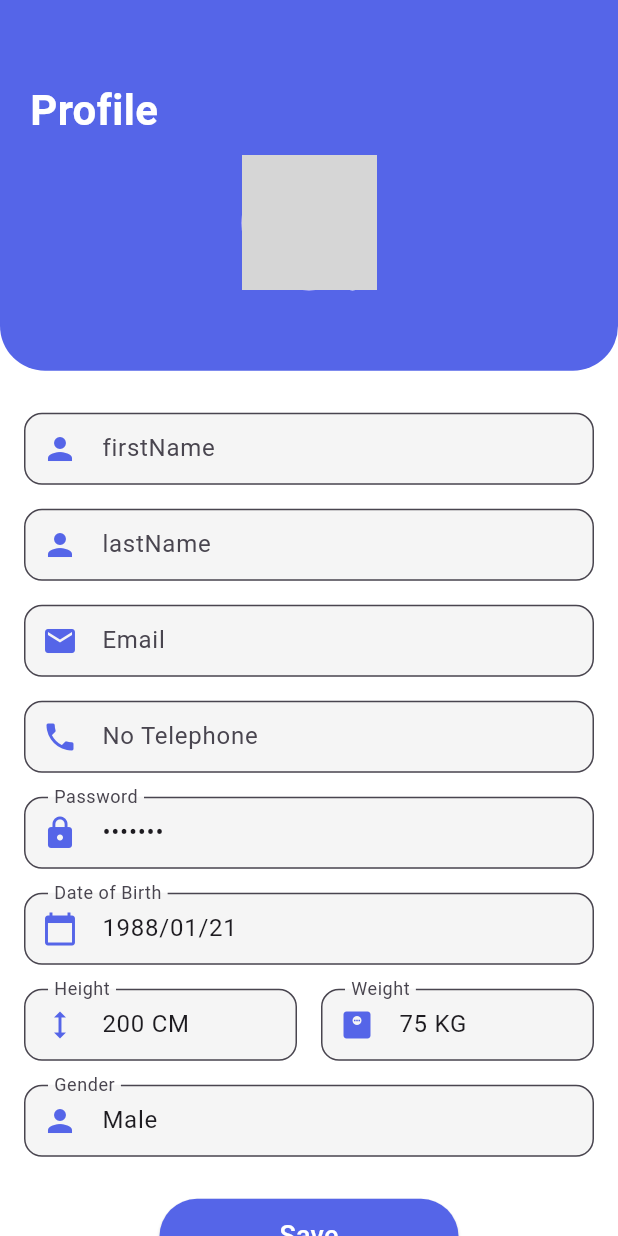
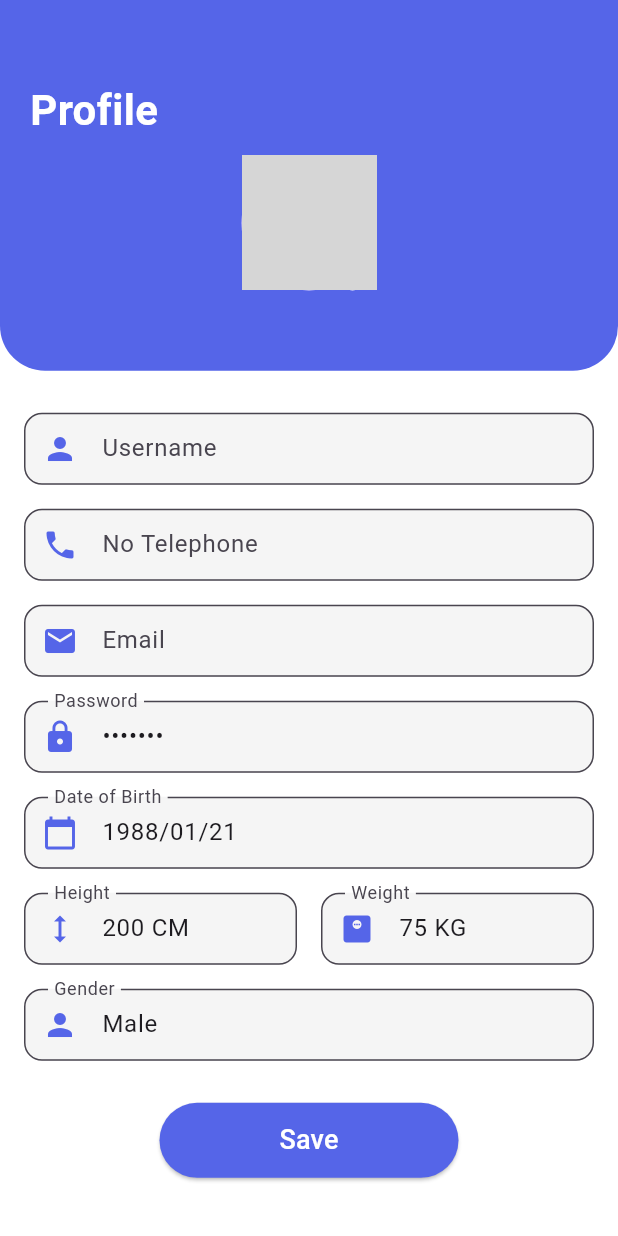
Before and after one commit to KevinArdiprana46/6_B_Gym, a Flutter app: the MyWidget screen opened directly, item 2 of the bottom bar chosen, after a tap on "Edit Profile", on a phone screen of 412 x 824 dp. Run offline on Flutter 3.47's test engine with Material 3 defaults, Android fonts, the phone set to English and light mode, and no system bars; our stand-ins replace camera, image_picker, motion_tab_bar, shared_preferences; accounts and stored records are empty; grey boxes are pictures that could not be loaded.

Commit message:
Revert "profile edit dikit"
This reverts commit 7d561b686b5cb92e79e3febd7686d05b89108070.

```diff
--- a/lib/view/Profile/editprofile.dart
+++ b/lib/view/Profile/editprofile.dart
@@ -14,8 +14,7 @@ class EditProfile extends StatefulWidget {
 class _EditProfileState extends State<EditProfile> {
   String? _profileImagePath;
   final ImagePicker _picker = ImagePicker();
-  final TextEditingController _firstNameController = TextEditingController();
-  final TextEditingController _lastNameController = TextEditingController();
+  final TextEditingController _usernameController = TextEditingController();
   final TextEditingController _phoneController = TextEditingController();
   final TextEditingController _emailController = TextEditingController();
   final TextEditingController _passwordController = TextEditingController();
@@ -33,8 +32,7 @@ class _EditProfileState extends State<EditProfile> {
   Future<void> _loadProfileData() async {
     SharedPreferences prefs = await SharedPreferences.getInstance();
     setState(() {
-      _firstNameController.text = prefs.getString('username') ?? 'Fahmy';
-      _lastNameController.text = prefs.getString('username') ?? 'Junaidi';
+      _usernameController.text = prefs.getString('username') ?? 'Fahmy';
       _phoneController.text = prefs.getString('phone') ?? '+62xxxxxxxxx';
       _emailController.text = prefs.getString('email') ?? 'fahmy8394@gmail.com';
       _passwordController.text = prefs.getString('password') ?? '*******';
@@ -51,8 +49,7 @@ class _EditProfileState extends State<EditProfile> {
     SharedPreferences prefs = await SharedPreferences.getInstance();
 
     // Simpan data yang diperbarui
-    await prefs.setString('firstName', _firstNameController.text);
-    await prefs.setString('lastName', _lastNameController.text);
+    await prefs.setString('username', _usernameController.text);
     await prefs.setString('phone', _phoneController.text);
     await prefs.setString('email', _emailController.text);
     await prefs.setString('password', _passwordController.text);
@@ -179,13 +176,11 @@ class _EditProfileState extends State<EditProfile> {
               padding: const EdgeInsets.symmetric(horizontal: 16, vertical: 20),
               child: Column(
                 children: [
-                  _buildTextField('firstName', _firstNameController,
+                  _buildTextField('Username', _usernameController,
                       icon: Icons.person),
-                  _buildTextField('lastName', _lastNameController,
-                      icon: Icons.person),
-                  _buildTextField('Email', _emailController, icon: Icons.email),
                   _buildTextField('No Telephone', _phoneController,
                       icon: Icons.phone),
+                  _buildTextField('Email', _emailController, icon: Icons.email),
                   _buildTextField('Password', _passwordController,
                       obscureText: true, icon: Icons.lock),
                   _buildTextField('Date of Birth', _dateOfBirthController,
--- a/lib/view/Profile/profile.dart
+++ b/lib/view/Profile/profile.dart
@@ -16,9 +16,8 @@ class MyWidget extends StatefulWidget {
 }
 
 class _ProfilePageState extends State<MyWidget> with TickerProviderStateMixin {
-  String? firstName;
+  String? username;
   String? email;
-  String? lastName;
   String? phone;
   String? gender;
   String? dateOfBirth;
@@ -50,9 +49,8 @@ class _ProfilePageState extends State<MyWidget> with TickerProviderStateMixin {
     SharedPreferences prefs = await SharedPreferences.getInstance();
 
     setState(() {
-      firstName = prefs.getString('firstName') ?? 'No firstName';
-      email = prefs.getString('email') ?? 'No Email'; // pastikan ini ada
-      lastName = prefs.getString('lastName') ?? 'No lastName';
+      username = prefs.getString('username') ?? 'No Username';
+      email = prefs.getString('email') ?? 'No Email';
       phone = prefs.getString('phone') ?? 'No Phone';
       gender = prefs.getString('gender') ?? 'No Gender';
       dateOfBirth = prefs.getString('dateOfBirth') ?? 'No Date of Birth';
@@ -135,9 +133,7 @@ class _ProfilePageState extends State<MyWidget> with TickerProviderStateMixin {
                   ),
                   const SizedBox(height: 16),
                   Text(
-                    firstName != null
-                        ? firstName!
-                        : 'No Name', // Menampilkan firstName
+                    username!,
                     style: const TextStyle(
                       fontSize: 20,
                       fontWeight: FontWeight.bold,
@@ -146,7 +142,7 @@ class _ProfilePageState extends State<MyWidget> with TickerProviderStateMixin {
                   ),
                   const SizedBox(height: 8),
                   Text(
-                    email != null ? email! : 'No Email', // Menampilkan email
+                    email!,
                     style: const TextStyle(
                       fontSize: 16,
                       color: Colors.white70,
--- a/lib/view/login_register/register.dart
+++ b/lib/view/login_register/register.dart
@@ -13,21 +13,21 @@ class RegisterView extends StatefulWidget {
 class _RegisterViewState extends State<RegisterView> {
   final _formKey = GlobalKey<FormState>();
   TextEditingController firstNameController = TextEditingController();
+  TextEditingController lastNameController = TextEditingController();
   TextEditingController emailController = TextEditingController();
-  TextEditingController lastNameController = TextEditingController();
   TextEditingController passwordController = TextEditingController();
 
   // Fungsi untuk menyimpan data ke SharedPreferences
   void _saveProfileData(
-    String firstName,
+    String username,
     String email,
     String lastName,
     String password,
   ) async {
     SharedPreferences prefs = await SharedPreferences.getInstance();
-    prefs.setString('firstName', firstName);
-    prefs.setString('email', email);
+    await prefs.setString('username', username);
     await prefs.setString('lastName', lastName);
+    await prefs.setString('email', email);
     await prefs.setString('password', password);
   }
 
@@ -161,15 +161,18 @@ class _RegisterViewState extends State<RegisterView> {
                 child: ElevatedButton(
                   onPressed: () {
                     if (_formKey.currentState!.validate()) {
+                      // Simpan data ke SharedPreferences
                       _saveProfileData(
                           firstNameController.text,
                           lastNameController.text,
                           emailController.text,
                           passwordController.text);
+                      // Pindah ke halaman berikutnya setelah menyimpan data
                       Navigator.push(
                         context,
                         MaterialPageRoute(
-                          builder: (context) => RegisterView2(),
+                          builder: (context) =>
+                              RegisterView2(), // Pindah ke halaman RegisterView2
                         ),
                       );
                     }
@@ -188,6 +191,7 @@ class _RegisterViewState extends State<RegisterView> {
                 ),
               ),
               SizedBox(height: 20),
+              // Already have an account
               Row(
                 mainAxisAlignment: MainAxisAlignment.center,
                 children: [
--- a/pubspec.yaml
+++ b/pubspec.yaml
@@ -14,7 +14,6 @@ dependencies:
   motion_tab_bar : ^2.0.4
   shared_preferences: ^2.0.13
   http: ^1.2.2
-  flutter_riverpod: ^2.6.1
 
 dev_dependencies:
   camera: ^0.10.5+2
```
Also changed, not shown: pubspec.lock.
